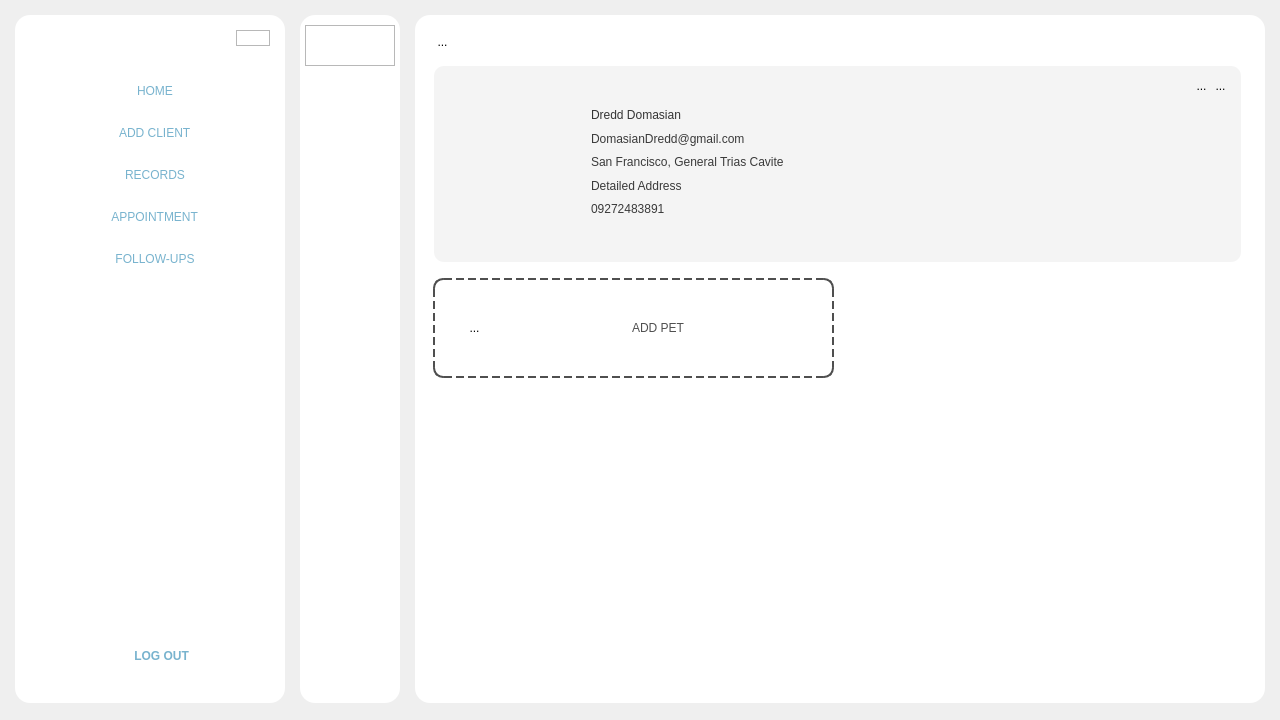
First picture: the form in Desktop_Application/Frontend/ui-files/Home.ui, repository DreddVDomasian/Petmate-Desktop-Application, before the edit.
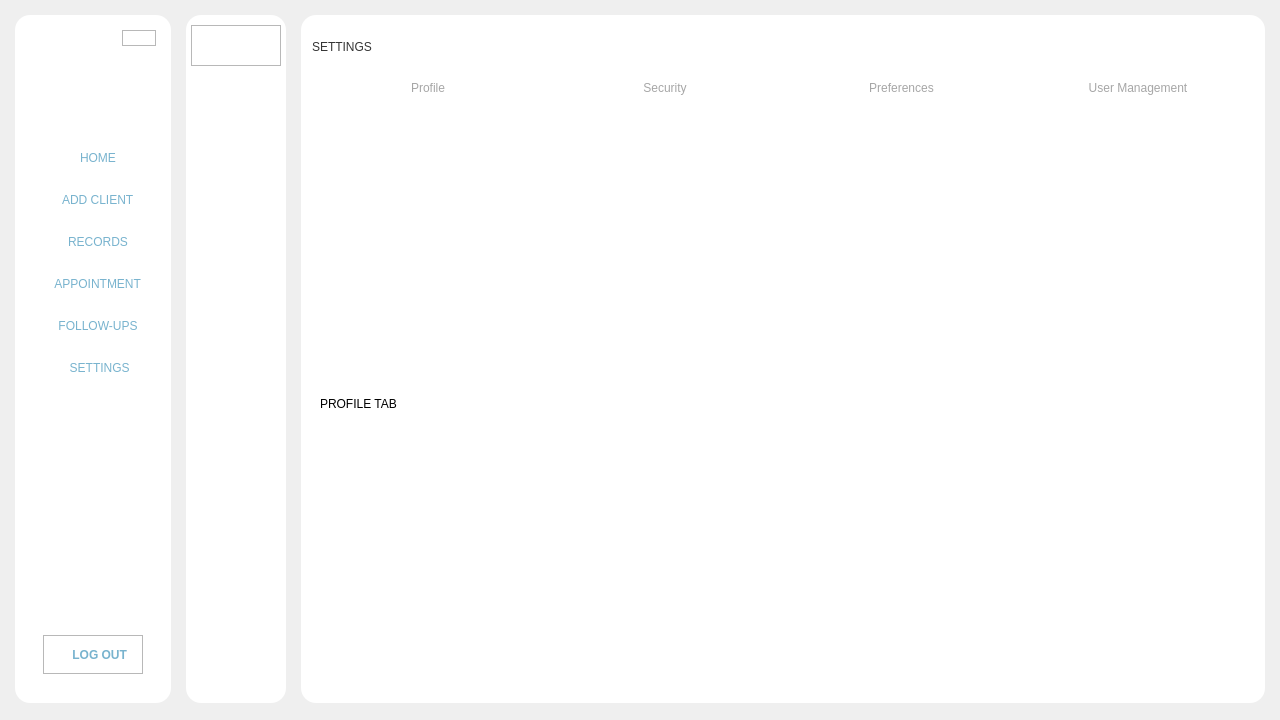
Second picture: the form after the edit. Icons and pictures are not drawn.

Commit message: added settings tab

Patch:
```diff
--- a/Desktop_Application/Frontend/ui-files/Home.ui
+++ b/Desktop_Application/Frontend/ui-files/Home.ui
@@ -58,7 +58,7 @@
 }
 </string>
    </property>
-   <layout class="QHBoxLayout" name="horizontalLayout_3" stretch="0">
+   <layout class="QVBoxLayout" name="verticalLayout_70" stretch="0">
     <property name="spacing">
      <number>0</number>
     </property>
@@ -519,6 +519,56 @@
                </property>
               </widget>
              </item>
+             <item>
+              <widget class="QToolButton" name="settingsBtn">
+               <property name="sizePolicy">
+                <sizepolicy hsizetype="Expanding" vsizetype="Expanding">
+                 <horstretch>0</horstretch>
+                 <verstretch>0</verstretch>
+                </sizepolicy>
+               </property>
+               <property name="maximumSize">
+                <size>
+                 <width>16777215</width>
+                 <height>70</height>
+                </size>
+               </property>
+               <property name="cursor">
+                <cursorShape>PointingHandCursor</cursorShape>
+               </property>
+               <property name="autoFillBackground">
+                <bool>false</bool>
+               </property>
+               <property name="styleSheet">
+                <string notr="true"/>
+               </property>
+               <property name="text">
+                <string>    SETTINGS</string>
+               </property>
+               <property name="icon">
+                <iconset resource="../resource.qrc">
+                 <normaloff>:/Icons/Icons/settings-icon.png</normaloff>:/Icons/Icons/settings-icon.png</iconset>
+               </property>
+               <property name="iconSize">
+                <size>
+                 <width>40</width>
+                 <height>40</height>
+                </size>
+               </property>
+               <property name="popupMode">
+                <enum>QToolButton::DelayedPopup</enum>
+               </property>
+               <property name="toolButtonStyle">
+                <enum>Qt::ToolButtonTextBesideIcon</enum>
+               </property>
+               <property name="autoRaise">
+                <bool>false</bool>
+               </property>
+               <property name="arrowType">
+                <enum>Qt::NoArrow</enum>
+               </property>
+              </widget>
+             </item>
             </layout>
            </widget>
           </item>
@@ -528,66 +578,59 @@
              <enum>Qt::Vertical</enum>
             </property>
             <property name="sizeType">
-             <enum>QSizePolicy::Maximum</enum>
+             <enum>QSizePolicy::MinimumExpanding</enum>
             </property>
             <property name="sizeHint" stdset="0">
              <size>
               <width>20</width>
-              <height>200</height>
+              <height>100</height>
              </size>
             </property>
            </spacer>
           </item>
           <item alignment="Qt::AlignHCenter">
-           <widget class="QLabel" name="label">
+           <widget class="QFrame" name="frame_74">
             <property name="sizePolicy">
-             <sizepolicy hsizetype="Expanding" vsizetype="Expanding">
+             <sizepolicy hsizetype="Preferred" vsizetype="Fixed">
               <horstretch>0</horstretch>
               <verstretch>0</verstretch>
              </sizepolicy>
             </property>
-            <property name="minimumSize">
-             <size>
-              <width>220</width>
-              <height>220</height>
-             </size>
+            <property name="frameShape">
+             <enum>QFrame::StyledPanel</enum>
             </property>
-            <property name="maximumSize">
-             <size>
-              <width>220</width>
-              <height>220</height>
-             </size>
+            <property name="frameShadow">
+             <enum>QFrame::Raised</enum>
             </property>
-            <property name="styleSheet">
-             <string notr="true">QLabel{
-	margin-bottom:47pc;
-
-}</string>
-            </property>
-            <property name="text">
-             <string/>
-            </property>
-            <property name="pixmap">
-             <pixmap resource="../resource.qrc">:/images/image/navImg.png</pixmap>
-            </property>
-            <property name="scaledContents">
-             <bool>true</bool>
-            </property>
-           </widget>
-          </item>
-          <item alignment="Qt::AlignHCenter">
-           <widget class="QToolButton" name="toolButton">
-            <property name="minimumSize">
-             <size>
-              <width>240</width>
-              <height>0</height>
-             </size>
-            </property>
-            <property name="cursor">
-             <cursorShape>PointingHandCursor</cursorShape>
-            </property>
-            <property name="styleSheet">
-             <string notr="true">QToolButton{
+            <layout class="QHBoxLayout" name="horizontalLayout_84">
+             <property name="spacing">
+              <number>0</number>
+             </property>
+             <property name="leftMargin">
+              <number>0</number>
+             </property>
+             <property name="topMargin">
+              <number>0</number>
+             </property>
+             <property name="rightMargin">
+              <number>0</number>
+             </property>
+             <property name="bottomMargin">
+              <number>0</number>
+             </property>
+             <item>
+              <widget class="QToolButton" name="toolButton">
+               <property name="sizePolicy">
+                <sizepolicy hsizetype="Expanding" vsizetype="Expanding">
+                 <horstretch>0</horstretch>
+                 <verstretch>0</verstretch>
+                </sizepolicy>
+               </property>
+               <property name="cursor">
+                <cursorShape>PointingHandCursor</cursorShape>
+               </property>
+               <property name="styleSheet">
+                <string notr="true">QToolButton{
 	border:none;
 	background-color:transparent;
 	font: 87 12pt &quot;Montserrat Black&quot;;
@@ -600,23 +643,26 @@
 	background-color: rgb(255, 241, 206);
 
 }</string>
-            </property>
-            <property name="text">
-             <string notr="true">       LOG OUT</string>
-            </property>
-            <property name="icon">
-             <iconset resource="../resource.qrc">
-              <normaloff>:/Icons/Icons/logOutIcon.png</normaloff>:/Icons/Icons/logOutIcon.png</iconset>
-            </property>
-            <property name="iconSize">
-             <size>
-              <width>30</width>
-              <height>30</height>
-             </size>
-            </property>
-            <property name="toolButtonStyle">
-             <enum>Qt::ToolButtonTextBesideIcon</enum>
-            </property>
+               </property>
+               <property name="text">
+                <string notr="true">    LOG OUT</string>
+               </property>
+               <property name="icon">
+                <iconset resource="../resource.qrc">
+                 <normaloff>:/Icons/Icons/logOutIcon.png</normaloff>:/Icons/Icons/logOutIcon.png</iconset>
+               </property>
+               <property name="iconSize">
+                <size>
+                 <width>30</width>
+                 <height>30</height>
+                </size>
+               </property>
+               <property name="toolButtonStyle">
+                <enum>Qt::ToolButtonTextBesideIcon</enum>
+               </property>
+              </widget>
+             </item>
+            </layout>
            </widget>
           </item>
          </layout>
@@ -746,7 +792,7 @@
              <enum>Qt::Vertical</enum>
             </property>
             <property name="sizeType">
-             <enum>QSizePolicy::Maximum</enum>
+             <enum>QSizePolicy::Minimum</enum>
             </property>
             <property name="sizeHint" stdset="0">
              <size>
@@ -789,7 +835,7 @@
             <property name="frameShape">
              <enum>QFrame::NoFrame</enum>
             </property>
-            <layout class="QVBoxLayout" name="verticalLayout_69">
+            <layout class="QVBoxLayout" name="verticalLayout_68">
              <property name="spacing">
               <number>5</number>
              </property>
@@ -1073,6 +1119,59 @@
                </property>
               </widget>
              </item>
+             <item>
+              <widget class="QToolButton" name="settings_2">
+               <property name="sizePolicy">
+                <sizepolicy hsizetype="Expanding" vsizetype="Expanding">
+                 <horstretch>0</horstretch>
+                 <verstretch>0</verstretch>
+                </sizepolicy>
+               </property>
+               <property name="cursor">
+                <cursorShape>PointingHandCursor</cursorShape>
+               </property>
+               <property name="toolTip">
+                <string>SETTINGS</string>
+               </property>
+               <property name="autoFillBackground">
+                <bool>false</bool>
+               </property>
+               <property name="styleSheet">
+                <string notr="true"/>
+               </property>
+               <property name="text">
+                <string/>
+               </property>
+               <property name="icon">
+                <iconset resource="../resource.qrc">
+                 <normaloff>:/Icons/Icons/settings-icon.png</normaloff>:/Icons/Icons/settings-icon.png</iconset>
+               </property>
+               <property name="iconSize">
+                <size>
+                 <width>40</width>
+                 <height>40</height>
+                </size>
+               </property>
+               <property name="checkable">
+                <bool>true</bool>
+               </property>
+               <property name="autoRepeat">
+                <bool>true</bool>
+               </property>
+               <property name="popupMode">
+                <enum>QToolButton::DelayedPopup</enum>
+               </property>
+               <property name="toolButtonStyle">
+                <enum>Qt::ToolButtonIconOnly</enum>
+               </property>
+               <property name="autoRaise">
+                <bool>false</bool>
+               </property>
+               <property name="arrowType">
+                <enum>Qt::NoArrow</enum>
+               </property>
+              </widget>
+             </item>
             </layout>
            </widget>
           </item>
@@ -1082,12 +1181,12 @@
              <enum>Qt::Vertical</enum>
             </property>
             <property name="sizeType">
-             <enum>QSizePolicy::Fixed</enum>
+             <enum>QSizePolicy::MinimumExpanding</enum>
             </property>
             <property name="sizeHint" stdset="0">
              <size>
               <width>0</width>
-              <height>430</height>
+              <height>100</height>
              </size>
             </property>
            </spacer>
@@ -1152,6 +1251,18 @@
           <enum>QFrame::NoFrame</enum>
          </property>
          <layout class="QVBoxLayout" name="verticalLayout_3">
+          <property name="leftMargin">
+           <number>0</number>
+          </property>
+          <property name="topMargin">
+           <number>0</number>
+          </property>
+          <property name="rightMargin">
+           <number>0</number>
+          </property>
+          <property name="bottomMargin">
+           <number>0</number>
+          </property>
           <item>
            <widget class="QStackedWidget" name="stackedWidget">
             <property name="layoutDirection">
@@ -1167,7 +1278,7 @@
              <enum>QFrame::NoFrame</enum>
             </property>
             <property name="currentIndex">
-             <number>5</number>
+             <number>8</number>
             </property>
             <widget class="QWidget" name="homepage">
              <property name="styleSheet">
@@ -2590,8 +2701,8 @@
                   <rect>
                    <x>0</x>
                    <y>0</y>
-                   <width>150</width>
-                   <height>33</height>
+                   <width>860</width>
+                   <height>506</height>
                   </rect>
                  </property>
                  <property name="styleSheet">
@@ -3422,8 +3533,8 @@
                           <rect>
                            <x>0</x>
                            <y>0</y>
-                           <width>100</width>
-                           <height>30</height>
+                           <width>842</width>
+                           <height>440</height>
                           </rect>
                          </property>
                          <layout class="QVBoxLayout" name="verticalLayout_44">
@@ -3603,7 +3714,7 @@
                       <number>0</number>
                      </property>
                      <property name="topMargin">
-                      <number>15</number>
+                      <number>5</number>
                      </property>
                      <property name="rightMargin">
                       <number>0</number>
@@ -3685,6 +3796,12 @@
                          <verstretch>0</verstretch>
                         </sizepolicy>
                        </property>
+                       <property name="minimumSize">
+                        <size>
+                         <width>0</width>
+                         <height>45</height>
+                        </size>
+                       </property>
                        <property name="maximumSize">
                         <size>
                          <width>16777215</width>
@@ -3875,8 +3992,8 @@
                           <rect>
                            <x>0</x>
                            <y>0</y>
-                           <width>100</width>
-                           <height>30</height>
+                           <width>860</width>
+                           <height>362</height>
                           </rect>
                          </property>
                          <property name="styleSheet">
@@ -4873,7 +4990,7 @@
                          <rect>
                           <x>0</x>
                           <y>0</y>
-                          <width>100</width>
+                          <width>858</width>
                           <height>450</height>
                          </rect>
                         </property>
@@ -5317,8 +5434,8 @@
                       <rect>
                        <x>0</x>
                        <y>0</y>
-                       <width>814</width>
-                       <height>394</height>
+                       <width>860</width>
+                       <height>412</height>
                       </rect>
                      </property>
                      <layout class="QGridLayout" name="gridLayout_6">
@@ -9953,6 +10070,350 @@
               </item>
              </layout>
             </widget>
+            <widget class="QWidget" name="settings">
+             <property name="styleSheet">
+              <string notr="true">QWidget{
+	background:transparent;
+
+}</string>
+             </property>
+             <layout class="QVBoxLayout" name="verticalLayout_15">
+              <item>
+               <widget class="QFrame" name="frame_73">
+                <property name="frameShape">
+                 <enum>QFrame::StyledPanel</enum>
+                </property>
+                <property name="frameShadow">
+                 <enum>QFrame::Raised</enum>
+                </property>
+                <layout class="QVBoxLayout" name="verticalLayout_69">
+                 <property name="spacing">
+                  <number>0</number>
+                 </property>
+                 <property name="leftMargin">
+                  <number>0</number>
+                 </property>
+                 <property name="topMargin">
+                  <number>0</number>
+                 </property>
+                 <property name="rightMargin">
+                  <number>0</number>
+                 </property>
+                 <property name="bottomMargin">
+                  <number>0</number>
+                 </property>
+                 <item>
+                  <widget class="QPushButton" name="settingsBackBtn">
+                   <property name="sizePolicy">
+                    <sizepolicy hsizetype="Fixed" vsizetype="Fixed">
+                     <horstretch>0</horstretch>
+                     <verstretch>0</verstretch>
+                    </sizepolicy>
+                   </property>
+                   <property name="styleSheet">
+                    <string notr="true">background-color:transparent;
+border:none;</string>
+                   </property>
+                   <property name="icon">
+                    <iconset resource="../resource.qrc">
+                     <normaloff>:/Icons/Icons/left-arrow.png</normaloff>:/Icons/Icons/left-arrow.png</iconset>
+                   </property>
+                  </widget>
+                 </item>
+                 <item>
+                  <widget class="QFrame" name="frame_75">
+                   <property name="styleSheet">
+                    <string notr="true">QLabel{
+	font-family:&quot;Rubik Mono One&quot;;
+	color:rgb(52, 52, 52);
+}</string>
+                   </property>
+                   <property name="frameShape">
+                    <enum>QFrame::StyledPanel</enum>
+                   </property>
+                   <property name="frameShadow">
+                    <enum>QFrame::Raised</enum>
+                   </property>
+                   <layout class="QHBoxLayout" name="horizontalLayout_85">
+                    <property name="leftMargin">
+                     <number>0</number>
+                    </property>
+                    <property name="topMargin">
+                     <number>0</number>
+                    </property>
+                    <property name="rightMargin">
+                     <number>0</number>
+                    </property>
+                    <property name="bottomMargin">
+                     <number>0</number>
+                    </property>
+                    <item>
+                     <widget class="QLabel" name="pageHeader6">
+                      <property name="sizePolicy">
+                       <sizepolicy hsizetype="Expanding" vsizetype="Preferred">
+                        <horstretch>0</horstretch>
+                        <verstretch>0</verstretch>
+                       </sizepolicy>
+                      </property>
+                      <property name="styleSheet">
+                       <string notr="true"/>
+                      </property>
+                      <property name="text">
+                       <string>SETTINGS</string>
+                      </property>
+                     </widget>
+                    </item>
+                    <item>
+                     <widget class="QLabel" name="clinicIconP6">
+                      <property name="maximumSize">
+                       <size>
+                        <width>145</width>
+                        <height>60</height>
+                       </size>
+                      </property>
+                      <property name="text">
+                       <string/>
+                      </property>
+                      <property name="pixmap">
+                       <pixmap resource="../resource.qrc">:/images/image/petmateLogo.png</pixmap>
+                      </property>
+                      <property name="scaledContents">
+                       <bool>true</bool>
+                      </property>
+                      <property name="alignment">
+                       <set>Qt::AlignCenter</set>
+                      </property>
+                      <property name="wordWrap">
+                       <bool>false</bool>
+                      </property>
+                     </widget>
+                    </item>
+                   </layout>
+                  </widget>
+                 </item>
+                 <item>
+                  <widget class="QFrame" name="settingsTab">
+                   <property name="sizePolicy">
+                    <sizepolicy hsizetype="Expanding" vsizetype="Expanding">
+                     <horstretch>0</horstretch>
+                     <verstretch>0</verstretch>
+                    </sizepolicy>
+                   </property>
+                   <property name="minimumSize">
+                    <size>
+                     <width>0</width>
+                     <height>45</height>
+                    </size>
+                   </property>
+                   <property name="maximumSize">
+                    <size>
+                     <width>16777215</width>
+                     <height>60</height>
+                    </size>
+                   </property>
+                   <property name="baseSize">
+                    <size>
+                     <width>0</width>
+                     <height>45</height>
+                    </size>
+                   </property>
+                   <property name="styleSheet">
+                    <string notr="true">QPushButton {
+    border: none;
+    background-color: transparent;
+    color: rgb(166, 166, 166);
+	font-family:&quot;Montserrat SemiBold&quot;;
+    font-weight: 63;
+    padding: 10px 15px;
+    border-radius: 5px;
+}
+
+
+QPushButton:hover {
+    background-color:rgb(194, 194, 194);
+	border-radius:5px;
+}
+QPushButton:checked {
+    background-color:rgb(124, 181, 208); 
+	border-radius:5px;
+    color: rgb(40, 40, 40);                         
+}</string>
+                   </property>
+                   <property name="frameShape">
+                    <enum>QFrame::StyledPanel</enum>
+                   </property>
+                   <property name="frameShadow">
+                    <enum>QFrame::Raised</enum>
+                   </property>
+                   <layout class="QHBoxLayout" name="horizontalLayout_86">
+                    <property name="spacing">
+                     <number>5</number>
+                    </property>
+                    <property name="leftMargin">
+                     <number>0</number>
+                    </property>
+                    <property name="topMargin">
+                     <number>10</number>
+                    </property>
+                    <property name="rightMargin">
+                     <number>0</number>
+                    </property>
+                    <property name="bottomMargin">
+                     <number>5</number>
+                    </property>
+                    <item>
+                     <widget class="QPushButton" name="profileTabBtn">
+                      <property name="sizePolicy">
+                       <sizepolicy hsizetype="Expanding" vsizetype="Expanding">
+                        <horstretch>0</horstretch>
+                        <verstretch>0</verstretch>
+                       </sizepolicy>
+                      </property>
+                      <property name="maximumSize">
+                       <size>
+                        <width>16777215</width>
+                        <height>60</height>
+                       </size>
+                      </property>
+                      <property name="styleSheet">
+                       <string notr="true"/>
+                      </property>
+                      <property name="text">
+                       <string>Profile</string>
+                      </property>
+                     </widget>
+                    </item>
+                    <item>
+                     <widget class="QPushButton" name="securityTabBtn">
+                      <property name="sizePolicy">
+                       <sizepolicy hsizetype="Expanding" vsizetype="Expanding">
+                        <horstretch>0</horstretch>
+                        <verstretch>0</verstretch>
+                       </sizepolicy>
+                      </property>
+                      <property name="maximumSize">
+                       <size>
+                        <width>16777215</width>
+                        <height>60</height>
+                       </size>
+                      </property>
+                      <property name="styleSheet">
+                       <string notr="true"/>
+                      </property>
+                      <property name="text">
+                       <string>Security</string>
+                      </property>
+                     </widget>
+                    </item>
+                    <item>
+                     <widget class="QPushButton" name="preferencesTabBtn">
+                      <property name="sizePolicy">
+                       <sizepolicy hsizetype="Expanding" vsizetype="Expanding">
+                        <horstretch>0</horstretch>
+                        <verstretch>0</verstretch>
+                       </sizepolicy>
+                      </property>
+                      <property name="maximumSize">
+                       <size>
+                        <width>16777215</width>
+                        <height>60</height>
+                       </size>
+                      </property>
+                      <property name="styleSheet">
+                       <string notr="true"/>
+                      </property>
+                      <property name="text">
+                       <string>Preferences</string>
+                      </property>
+                     </widget>
+                    </item>
+                    <item>
+                     <widget class="QPushButton" name="UserManagementTabBtn">
+                      <property name="sizePolicy">
+                       <sizepolicy hsizetype="Expanding" vsizetype="Expanding">
+                        <horstretch>0</horstretch>
+                        <verstretch>0</verstretch>
+                       </sizepolicy>
+                      </property>
+                      <property name="maximumSize">
+                       <size>
+                        <width>16777215</width>
+                        <height>60</height>
+                       </size>
+                      </property>
+                      <property name="styleSheet">
+                       <string notr="true"/>
+                      </property>
+                      <property name="text">
+                       <string>User Management</string>
+                      </property>
+                     </widget>
+                    </item>
+                   </layout>
+                  </widget>
+                 </item>
+                 <item>
+                  <widget class="QStackedWidget" name="settingsStactWidget">
+                   <property name="sizePolicy">
+                    <sizepolicy hsizetype="Expanding" vsizetype="Expanding">
+                     <horstretch>0</horstretch>
+                     <verstretch>0</verstretch>
+                    </sizepolicy>
+                   </property>
+                   <property name="currentIndex">
+                    <number>0</number>
+                   </property>
+                   <widget class="QWidget" name="profileTab">
+                    <layout class="QVBoxLayout" name="verticalLayout_71">
+                     <item>
+                      <widget class="QLabel" name="label">
+                       <property name="text">
+                        <string>PROFILE TAB</string>
+                       </property>
+                      </widget>
+                     </item>
+                    </layout>
+                   </widget>
+                   <widget class="QWidget" name="securityTab">
+                    <layout class="QVBoxLayout" name="verticalLayout_72">
+                     <item>
+                      <widget class="QLabel" name="label_7">
+                       <property name="text">
+                        <string>Security tab</string>
+                       </property>
+                      </widget>
+                     </item>
+                    </layout>
+                   </widget>
+                   <widget class="QWidget" name="preferencesTab">
+                    <layout class="QVBoxLayout" name="verticalLayout_73">
+                     <item>
+                      <widget class="QLabel" name="label_8">
+                       <property name="text">
+                        <string>PREFERENCES TAB</string>
+                       </property>
+                      </widget>
+                     </item>
+                    </layout>
+                   </widget>
+                   <widget class="QWidget" name="userManagementTab">
+                    <layout class="QVBoxLayout" name="verticalLayout_74">
+                     <item>
+                      <widget class="QLabel" name="label_9">
+                       <property name="text">
+                        <string>USER MANAGEMENT TAB (ADMIN ONLY)</string>
+                       </property>
+                      </widget>
+                     </item>
+                    </layout>
+                   </widget>
+                  </widget>
+                 </item>
+                </layout>
+               </widget>
+              </item>
+             </layout>
+            </widget>
            </widget>
           </item>
          </layout>
```
Left out of the diff: 94 changed lines with no effect on the pictures. The commit also changes 5 other files.
